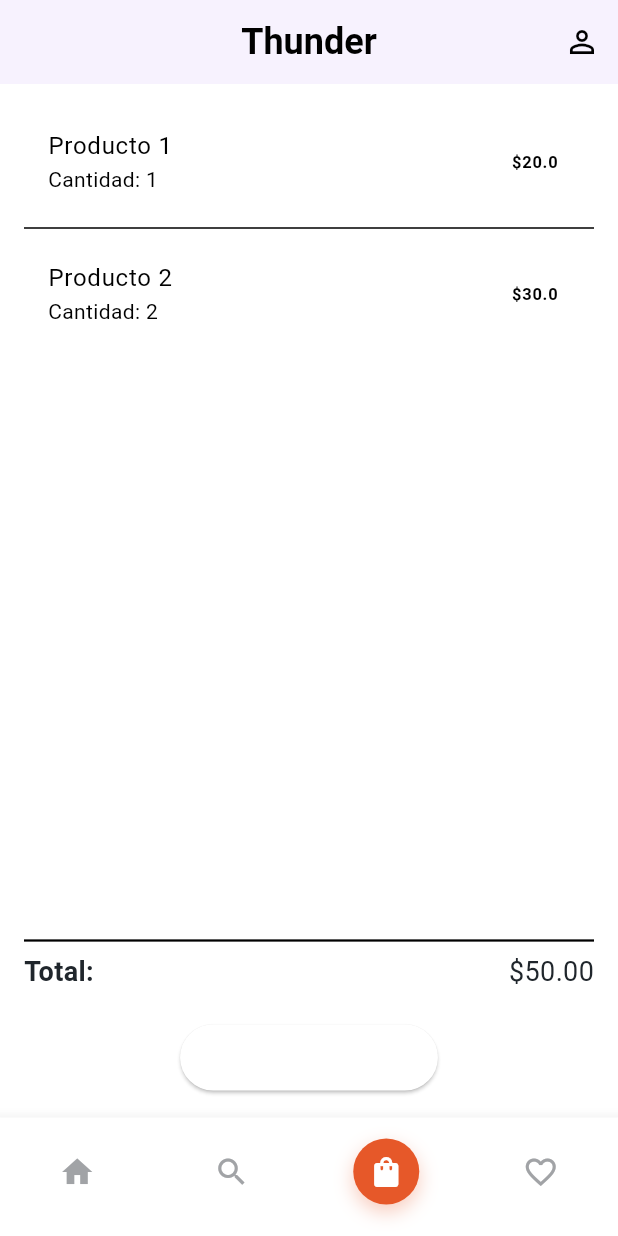
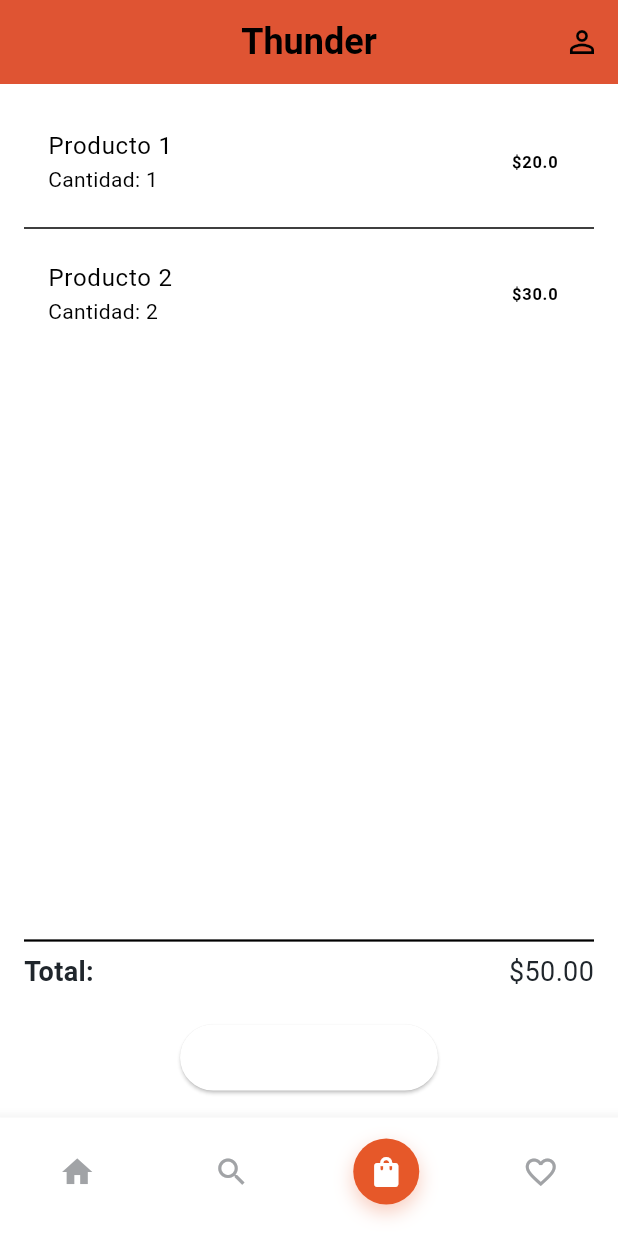
Before and after one commit to DanielfQo/Tienda_online, a Flutter app: the screen it shows after launch, item 3 of the bottom bar chosen, on a phone screen of 412 x 824 dp. Run offline on Flutter 3.47's test engine with Material 3 defaults, Android fonts, the phone set to English and light mode, and no system bars; our stand-ins replace fl_chart, go_router; accounts and stored records are empty; network calls fail.

Commit message:
cambios menores

```diff
--- a/lib/presentation/pages/main_page.dart
+++ b/lib/presentation/pages/main_page.dart
@@ -36,7 +36,7 @@ class _MainScreenState extends State<MainScreen> {
   Widget build(BuildContext context) {
     return Scaffold(
       appBar: AppBar(
-        backgroundColor: LightColor.background,
+        backgroundColor: LightColor.orange,
         elevation: 1,
         centerTitle: true,
         title: const Text(
```
